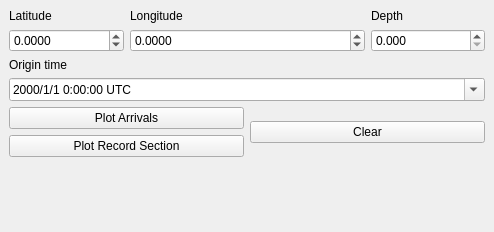
Before: the Qt Designer form isp/resources/designer_uis/EventInfoDockWidget.ui in ProjectISP/ISP, drawn with Qt 5.
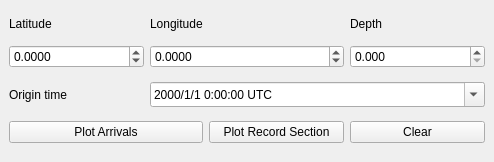
After: the same form once the commit is applied.

```diff
--- a/isp/resources/designer_uis/EventInfoDockWidget.ui
+++ b/isp/resources/designer_uis/EventInfoDockWidget.ui
@@ -7,7 +7,7 @@
     <x>0</x>
     <y>0</y>
     <width>494</width>
-    <height>232</height>
+    <height>162</height>
    </rect>
   </property>
   <property name="sizePolicy">
@@ -30,105 +30,7 @@
   </property>
   <widget class="QWidget" name="dockWidgetContents">
    <layout class="QGridLayout" name="gridLayout">
-    <item row="1" column="3">
-     <widget class="QDoubleSpinBox" name="depthDsb">
-      <property name="decimals">
-       <number>3</number>
-      </property>
-      <property name="maximum">
-       <double>800.000000000000000</double>
-      </property>
-     </widget>
-    </item>
-    <item row="0" column="1" colspan="2">
-     <widget class="QLabel" name="label_2">
-      <property name="sizePolicy">
-       <sizepolicy hsizetype="Maximum" vsizetype="Preferred">
-        <horstretch>0</horstretch>
-        <verstretch>0</verstretch>
-       </sizepolicy>
-      </property>
-      <property name="text">
-       <string>Longitude</string>
-      </property>
-     </widget>
-    </item>
-    <item row="6" column="0" colspan="4">
-     <spacer name="verticalSpacer">
-      <property name="orientation">
-       <enum>Qt::Vertical</enum>
-      </property>
-      <property name="sizeHint" stdset="0">
-       <size>
-        <width>20</width>
-        <height>40</height>
-       </size>
-      </property>
-     </spacer>
-    </item>
-    <item row="1" column="0">
-     <widget class="QDoubleSpinBox" name="latitudeDsb">
-      <property name="sizePolicy">
-       <sizepolicy hsizetype="Expanding" vsizetype="Fixed">
-        <horstretch>1</horstretch>
-        <verstretch>0</verstretch>
-       </sizepolicy>
-      </property>
-      <property name="decimals">
-       <number>4</number>
-      </property>
-      <property name="minimum">
-       <double>-90.000000000000000</double>
-      </property>
-      <property name="maximum">
-       <double>90.000000000000000</double>
-      </property>
-     </widget>
-    </item>
-    <item row="4" column="0" colspan="2">
-     <widget class="QPushButton" name="plotArrivalsBtn">
-      <property name="enabled">
-       <bool>true</bool>
-      </property>
-      <property name="sizePolicy">
-       <sizepolicy hsizetype="Expanding" vsizetype="Fixed">
-        <horstretch>1</horstretch>
-        <verstretch>0</verstretch>
-       </sizepolicy>
-      </property>
-      <property name="text">
-       <string>Plot Arrivals</string>
-      </property>
-     </widget>
-    </item>
-    <item row="0" column="3">
-     <widget class="QLabel" name="label_3">
-      <property name="text">
-       <string>Depth</string>
-      </property>
-     </widget>
-    </item>
-    <item row="0" column="0">
-     <widget class="QLabel" name="label">
-      <property name="sizePolicy">
-       <sizepolicy hsizetype="Maximum" vsizetype="Preferred">
-        <horstretch>0</horstretch>
-        <verstretch>0</verstretch>
-       </sizepolicy>
-      </property>
-      <property name="text">
-       <string>Latitude</string>
-      </property>
-     </widget>
-    </item>
-    <item row="2" column="0" colspan="2">
-     <widget class="QLabel" name="label_4">
-      <property name="text">
-       <string>Origin time</string>
-      </property>
-     </widget>
-    </item>
-    <item row="3" column="0" colspan="4">
+    <item row="3" column="1" colspan="3">
      <widget class="QDateTimeEdit" name="originDateTimeEdit">
       <property name="sizePolicy">
        <sizepolicy hsizetype="Expanding" vsizetype="Fixed">
@@ -156,7 +58,43 @@
       </property>
      </widget>
     </item>
-    <item row="1" column="1" colspan="2">
+    <item row="2" column="3">
+     <widget class="QDoubleSpinBox" name="depthDsb">
+      <property name="decimals">
+       <number>3</number>
+      </property>
+      <property name="maximum">
+       <double>800.000000000000000</double>
+      </property>
+     </widget>
+    </item>
+    <item row="3" column="0">
+     <widget class="QLabel" name="label_4">
+      <property name="text">
+       <string>Origin time</string>
+      </property>
+     </widget>
+    </item>
+    <item row="2" column="0">
+     <widget class="QDoubleSpinBox" name="latitudeDsb">
+      <property name="sizePolicy">
+       <sizepolicy hsizetype="Expanding" vsizetype="Fixed">
+        <horstretch>1</horstretch>
+        <verstretch>0</verstretch>
+       </sizepolicy>
+      </property>
+      <property name="decimals">
+       <number>4</number>
+      </property>
+      <property name="minimum">
+       <double>-90.000000000000000</double>
+      </property>
+      <property name="maximum">
+       <double>90.000000000000000</double>
+      </property>
+     </widget>
+    </item>
+    <item row="2" column="1" colspan="2">
      <widget class="QDoubleSpinBox" name="longitudeDsb">
       <property name="sizePolicy">
        <sizepolicy hsizetype="Expanding" vsizetype="Fixed">
@@ -175,14 +113,14 @@
       </property>
      </widget>
     </item>
-    <item row="5" column="0" colspan="2">
+    <item row="4" column="2">
      <widget class="QPushButton" name="plotRecordSectionBtn">
       <property name="text">
        <string>Plot Record Section</string>
       </property>
      </widget>
     </item>
-    <item row="4" column="2" rowspan="2" colspan="2">
+    <item row="4" column="3">
      <widget class="QPushButton" name="clearArrivalsBtn">
       <property name="sizePolicy">
        <sizepolicy hsizetype="Expanding" vsizetype="Fixed">
@@ -195,6 +133,55 @@
       </property>
      </widget>
     </item>
+    <item row="4" column="0" colspan="2">
+     <widget class="QPushButton" name="plotArrivalsBtn">
+      <property name="enabled">
+       <bool>true</bool>
+      </property>
+      <property name="sizePolicy">
+       <sizepolicy hsizetype="Expanding" vsizetype="Fixed">
+        <horstretch>1</horstretch>
+        <verstretch>0</verstretch>
+       </sizepolicy>
+      </property>
+      <property name="text">
+       <string>Plot Arrivals</string>
+      </property>
+     </widget>
+    </item>
+    <item row="1" column="0">
+     <widget class="QLabel" name="label">
+      <property name="sizePolicy">
+       <sizepolicy hsizetype="Maximum" vsizetype="Maximum">
+        <horstretch>0</horstretch>
+        <verstretch>0</verstretch>
+       </sizepolicy>
+      </property>
+      <property name="text">
+       <string>Latitude</string>
+      </property>
+     </widget>
+    </item>
+    <item row="1" column="1">
+     <widget class="QLabel" name="label_2">
+      <property name="sizePolicy">
+       <sizepolicy hsizetype="Maximum" vsizetype="Preferred">
+        <horstretch>0</horstretch>
+        <verstretch>0</verstretch>
+       </sizepolicy>
+      </property>
+      <property name="text">
+       <string>Longitude</string>
+      </property>
+     </widget>
+    </item>
+    <item row="1" column="3">
+     <widget class="QLabel" name="label_3">
+      <property name="text">
+       <string>Depth</string>
+      </property>
+     </widget>
+    </item>
    </layout>
   </widget>
  </widget>
```
